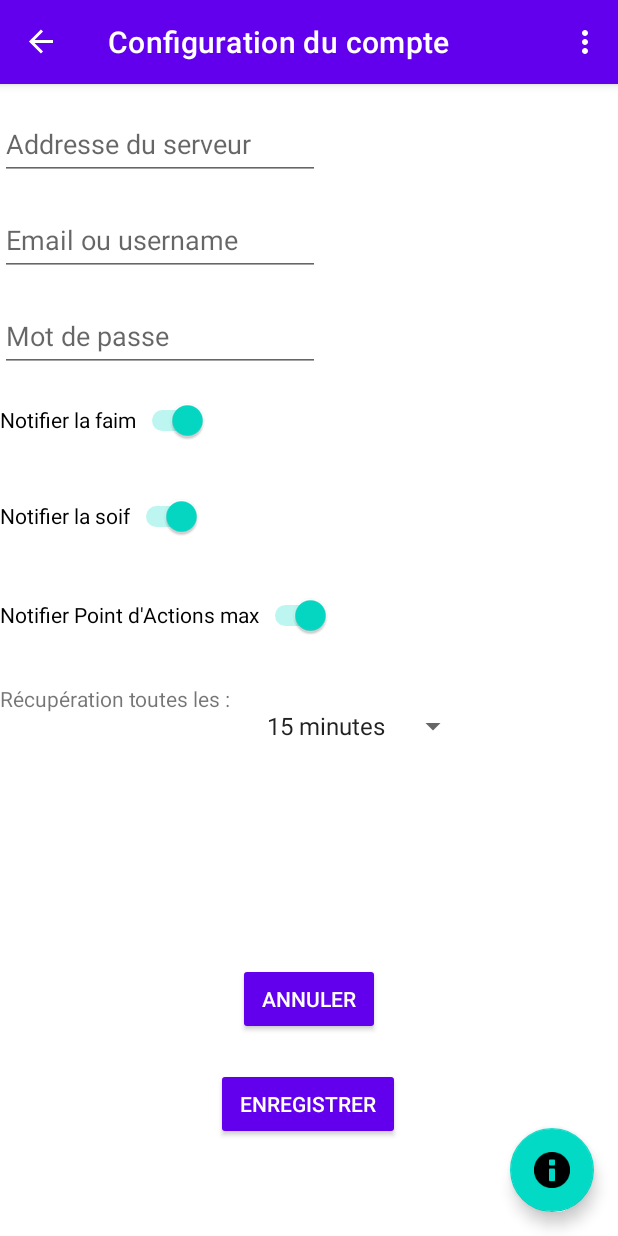
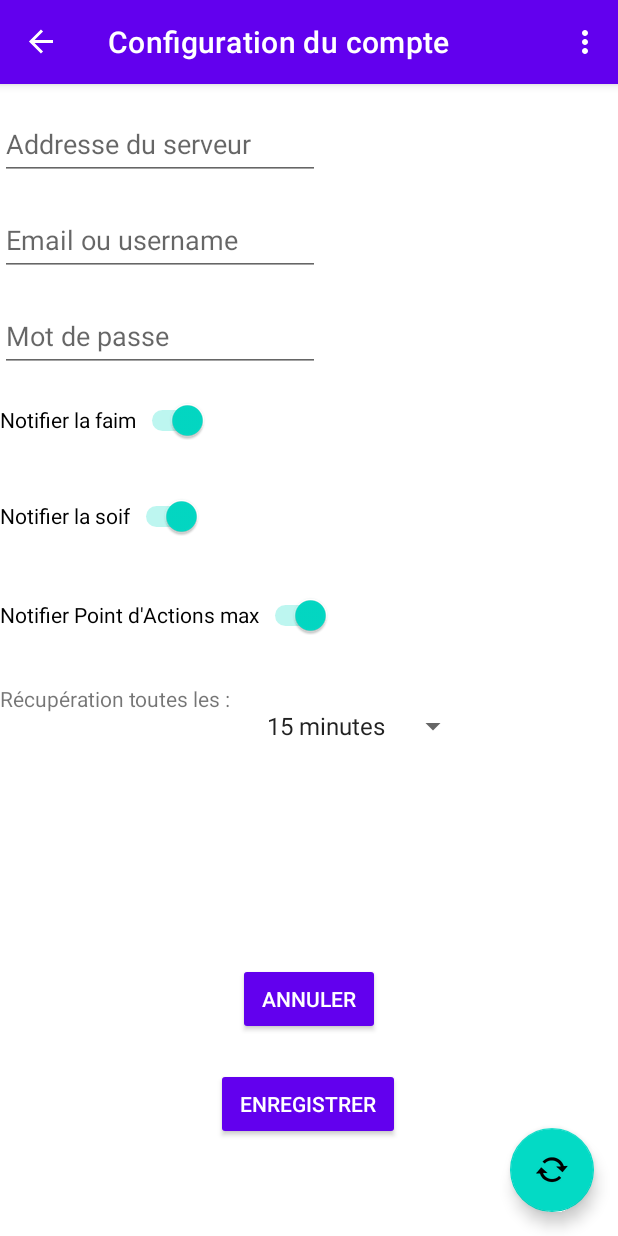
Before and after one commit to buxx/rolldash, an Android app: the screen it shows after launch (MainActivity), in the options menu, after a tap on "Settings", on a phone screen of 412 x 824 dp. Run offline under Robolectric (Android 15) with nearby library versions, the phone set to English and light mode, and no system bars; our stand-ins replace Room's generated code, navigation-ui.

Commit message:
rename floating action button

```diff
--- a/app/src/main/java/fr/bux/rollingdashboard/MainActivity.kt
+++ b/app/src/main/java/fr/bux/rollingdashboard/MainActivity.kt
@@ -51,7 +51,7 @@ class MainActivity : AppCompatActivity() {
         appBarConfiguration = AppBarConfiguration(navController.graph)
         setupActionBarWithNavController(navController, appBarConfiguration)
 
-        binding.fab.setOnClickListener { view ->
+        binding.refreshNow.setOnClickListener { view ->
             Snackbar.make(view, "Replace with your own action", Snackbar.LENGTH_LONG)
                     .setAction("Action", null).show()
         }
--- a/app/src/main/res/layout/activity_main.xml
+++ b/app/src/main/res/layout/activity_main.xml
@@ -23,12 +23,12 @@
     <include layout="@layout/content_main" />
 
     <com.google.android.material.floatingactionbutton.FloatingActionButton
-        android:id="@+id/fab"
+        android:id="@+id/refresh_now"
         android:layout_width="wrap_content"
         android:layout_height="wrap_content"
         android:layout_gravity="bottom|end"
         android:layout_marginEnd="@dimen/fab_margin"
         android:layout_marginBottom="16dp"
-        app:srcCompat="@android:drawable/ic_dialog_info" />
+        app:srcCompat="@android:drawable/stat_notify_sync" />
 
 </androidx.coordinatorlayout.widget.CoordinatorLayout>
```
